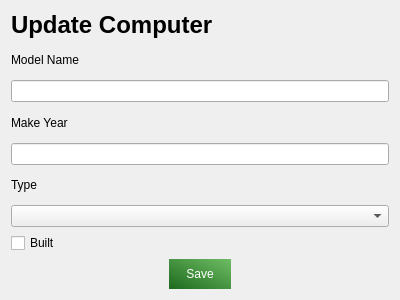
Old version of the form editcomputer.ui in the repository danielm15/VLN1-2016-Hopur_16.
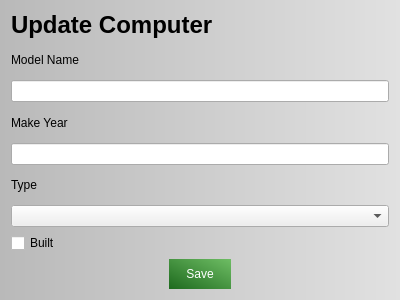
New version of the form. Icons and pictures are not drawn.

Commit message: Added gradient to all window backgrounds

What changed in the file:
```diff
--- a/editcomputer.ui
+++ b/editcomputer.ui
@@ -17,6 +17,11 @@
    <iconset resource="resources.qrc">
     <normaloff>:/icons/images/genius-icon.png</normaloff>:/icons/images/genius-icon.png</iconset>
   </property>
+  <property name="styleSheet">
+   <string notr="true">#EditComputer{
+background-color: qlineargradient(spread:pad, x1:0, y1:0, x2:1, y2:0, stop:0 rgba(185, 185, 185, 255), stop:1 rgba(225, 225, 225, 255));
+}</string>
+  </property>
   <layout class="QVBoxLayout" name="verticalLayout">
    <item>
     <widget class="QLabel" name="label">
```
The commit also changes 4 other files.
